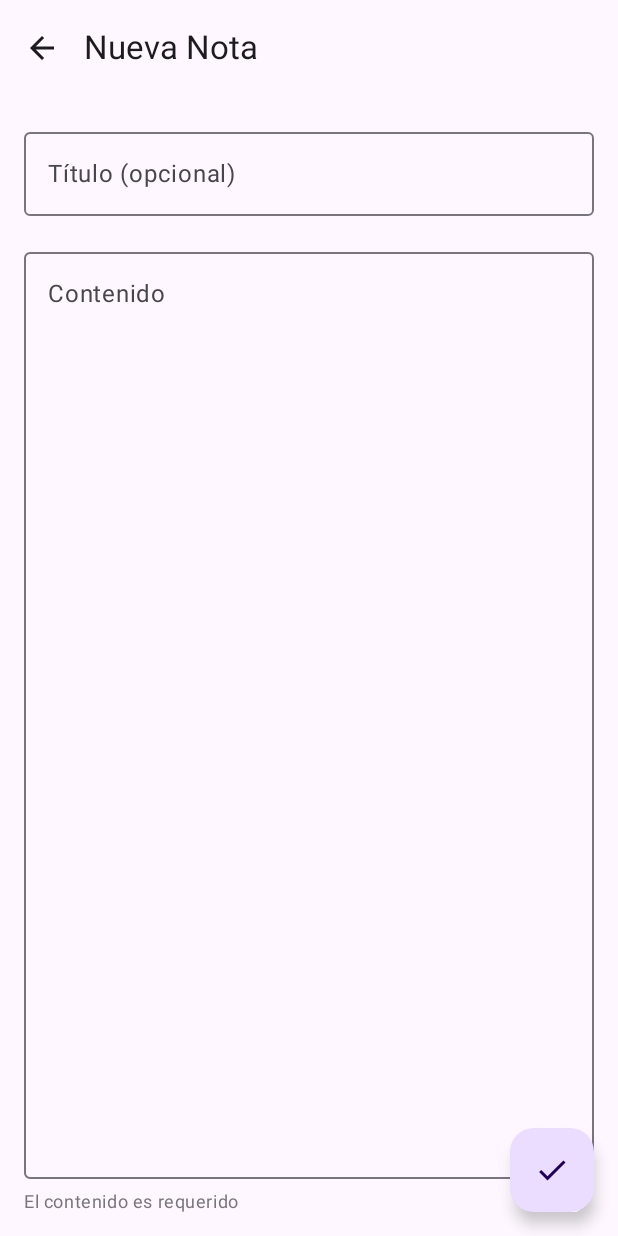
After one commit to vicherarr/Memora.App, an Android app built with Jetpack Compose: the composable CreateNoteScreen shown on its own in the app's theme, on a phone screen of 412 x 824 dp. The commit adds this screen. Run offline under Robolectric (Android 15) with nearby library versions, the phone set to English and light mode, and no system bars; our stand-ins replace Voyager.

Commit message:
feat: implement CreateNoteScreen and fix iOS safe areas
- Create CreateNoteScreen with Material Design 3 TopAppBar
- Move FloatingActionButton from NotesTab to MainScreen for proper display
- Fix iOS safe area issues in MainScreen and NotesTab
- Add proper navigation from NotesTab FAB to CreateNoteScreen
- Integrate with NotesViewModel for note creation
- Clean up duplicate Scaffold structures

✅ Verified functionality on both Android and iOS platforms
✅ Safe areas properly respected on iOS devices
✅ Navigation and note creation working correctly

```diff
--- /dev/null
+++ b/MemoraApp/composeApp/src/commonMain/kotlin/com/vicherarr/memora/presentation/screens/CreateNoteScreen.kt
@@ -0,0 +1,128 @@
+package com.vicherarr.memora.presentation.screens
+
+import androidx.compose.foundation.layout.Column
+import androidx.compose.foundation.layout.fillMaxSize
+import androidx.compose.foundation.layout.fillMaxWidth
+import androidx.compose.foundation.layout.padding
+import androidx.compose.material.icons.Icons
+import androidx.compose.material.icons.filled.ArrowBack
+import androidx.compose.material.icons.filled.Check
+import androidx.compose.material3.ExperimentalMaterial3Api
+import androidx.compose.material3.FloatingActionButton
+import androidx.compose.material3.Icon
+import androidx.compose.material3.IconButton
+import androidx.compose.material3.MaterialTheme
+import androidx.compose.material3.OutlinedTextField
+import androidx.compose.material3.Scaffold
+import androidx.compose.material3.Text
+import androidx.compose.material3.TopAppBar
+import androidx.compose.runtime.Composable
+import androidx.compose.runtime.collectAsState
+import androidx.compose.runtime.getValue
+import androidx.compose.runtime.mutableStateOf
+import androidx.compose.runtime.remember
+import androidx.compose.runtime.saveable.rememberSaveable
+import androidx.compose.runtime.setValue
+import androidx.compose.ui.Modifier
+import androidx.compose.ui.unit.dp
+import cafe.adriel.voyager.core.screen.Screen
+import cafe.adriel.voyager.navigator.LocalNavigator
+import cafe.adriel.voyager.navigator.currentOrThrow
+import org.koin.compose.getKoin
+import com.vicherarr.memora.presentation.viewmodels.NotesViewModel
+
+class CreateNoteScreen : Screen {
+
+    @OptIn(ExperimentalMaterial3Api::class)
+    @Composable
+    override fun Content() {
+        val navigator = LocalNavigator.currentOrThrow
+        val koin = getKoin()
+        val notesViewModel: NotesViewModel = remember { koin.get() }
+
+        // Local form state (primitive data - use rememberSaveable)
+        var titulo by rememberSaveable { mutableStateOf("") }
+        var contenido by rememberSaveable { mutableStateOf("") }
+
+        // ViewModel state observation
+        val isLoading by notesViewModel.isLoading.collectAsState()
+        val error by notesViewModel.error.collectAsState()
+
+        Scaffold(
+            topBar = {
+                TopAppBar(
+                    title = { Text("Nueva Nota") },
+                    navigationIcon = {
+                        IconButton(onClick = { navigator.pop() }) {
+                            Icon(Icons.Default.ArrowBack, contentDescription = "Volver")
+                        }
+                    }
+                )
+            },
+            floatingActionButton = {
+                FloatingActionButton(
+                    onClick = {
+                        if (contenido.isNotBlank()) {
+                            notesViewModel.createNote(
+                                titulo = if (titulo.isBlank()) null else titulo,
+                                contenido = contenido
+                            )
+                            navigator.pop()
+                        }
+                    }
+                ) {
+                    Icon(Icons.Default.Check, contentDescription = "Guardar nota")
+                }
+            }
+        ) { paddingValues ->
+            Column(
+                modifier = Modifier
+                    .fillMaxSize()
+                    .padding(paddingValues)
+                    .padding(16.dp)
+            ) {
+                OutlinedTextField(
+                    value = titulo,
+                    onValueChange = { titulo = it },
+                    label = { Text("Título (opcional)") },
+                    modifier = Modifier.fillMaxWidth(),
+                    singleLine = true
+                )
+
+                OutlinedTextField(
+                    value = contenido,
+                    onValueChange = { contenido = it },
+                    label = { Text("Contenido") },
+                    modifier = Modifier
+                        .fillMaxWidth()
+                        .weight(1f)
+                        .padding(top = 16.dp),
+                    minLines = 5,
+                    placeholder = { Text("Escribe tu nota aquí...") }
+                )
+
+                // Mostrar error si existe
+                error?.let { errorMessage ->
+                    if (errorMessage.isNotEmpty()) {
+                        Text(
+                            text = errorMessage,
+                            color = MaterialTheme.colorScheme.error,
+                            style = MaterialTheme.typography.bodyMedium,
+                            modifier = Modifier.padding(top = 8.dp)
+                        )
+                    }
+                }
+
+                // Mostrar validación básica
+                if (contenido.isBlank()) {
+                    Text(
+                        text = "El contenido es requerido",
+                        color = MaterialTheme.colorScheme.outline,
+                        style = MaterialTheme.typography.bodySmall,
+                        modifier = Modifier.padding(top = 8.dp)
+                    )
+                }
+            }
+        }
+    }
+}
```
Also changed, not shown: MemoraApp/composeApp/src/commonMain/kotlin/com/vicherarr/memora/presentation/screens/MainScreen.kt (+24 -0 lines), MemoraApp/composeApp/src/commonMain/kotlin/com/vicherarr/memora/presentation/tabs/NotesTab.kt (+9 -22 lines), 2 other files.
